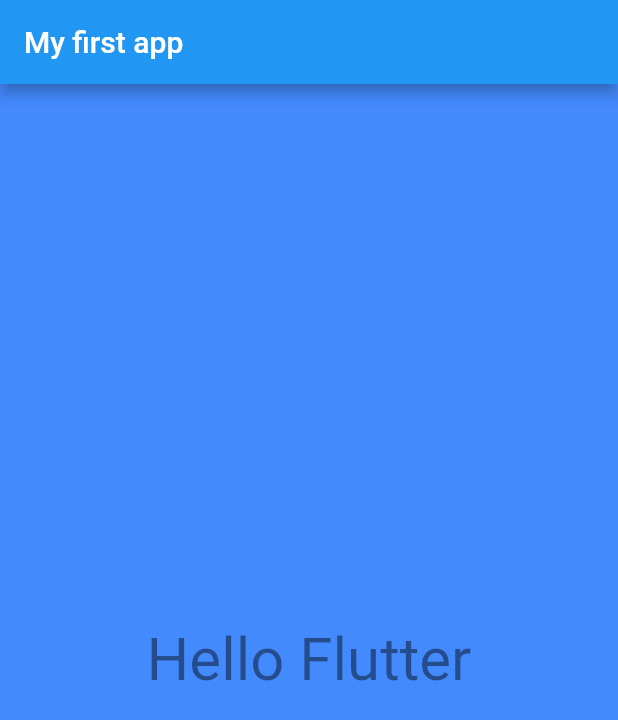
After one commit to IsuruBRanapana/Flutter-1, a Flutter app: the screen it shows after launch, on a phone screen of 412 x 824 dp. The commit adds this screen. Shown: the top 720 px of the screen. Run offline on Flutter 3.47's test engine with Material 2 defaults, Android fonts, the phone set to English and light mode, and no system bars.

Commit message:
learning objectives of Flutter

```diff
--- /dev/null
+++ b/Flutter/sample_project01/lib/apps_screen/first_screen.dart
@@ -0,0 +1,20 @@
+import 'package:flutter/material.dart';
+class FirstScreen extends StatelessWidget{
+  @override
+  Widget build(BuildContext context) {
+
+    return new Material(color: Colors.blueAccent,child:Center(
+      child:Text(
+      "Hello Flutter",textDirection: TextDirection.ltr,style: TextStyle(color: Colors.black45,fontSize: 40.0),
+    )
+   )
+  ,)
+
+
+
+
+
+    ;
+  }
+
+}
--- a/Flutter/sample_project01/lib/main.dart
+++ b/Flutter/sample_project01/lib/main.dart
@@ -1,4 +1,6 @@
 import 'package:flutter/material.dart';
+import 'package:sample_project01/apps_screen/first_screen.dart';
+
 void main(){
   runApp(new MyFlutterApp());
 }
@@ -7,15 +9,11 @@ class MyFlutterApp extends StatelessWidget{
   Widget build(BuildContext context) {
 
     return MaterialApp(
+      debugShowCheckedModeBanner: false,
       title:"My Flutter App",home:Scaffold(appBar: AppBar(title: Text("My first app"),)
-      ,body:new Material(color: Colors.blueAccent,child:Center(
-      child:Text(
-      "Hello Flutter",textDirection: TextDirection.ltr,style: TextStyle(color: Colors.black45,fontSize: 40.0),
-    )
-   )
-  ,)
-   )
-   );
+      ,body: FirstScreen()
+      )
+         );
 
 
 
@@ -25,4 +23,6 @@ class MyFlutterApp extends StatelessWidget{
 
 
 
-  }}
+        }
+
+}
```
